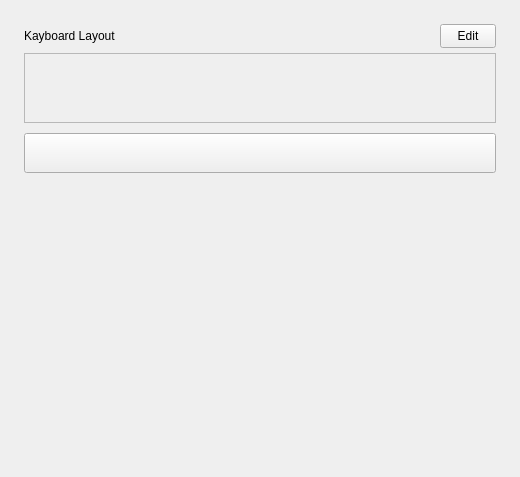
Before: the Qt Designer form src/layout-page.ui in openeuler-mirror/kiran-control-panel, drawn with Qt 5.
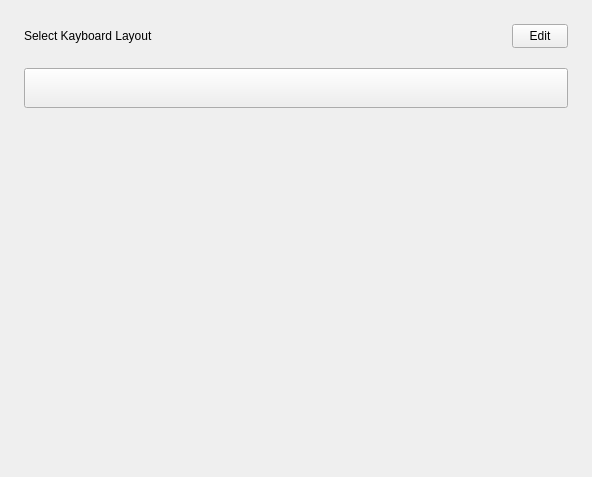
After: the same form once the commit is applied. The open tabs and pages were chosen to show the change. Custom widgets are drawn as their Qt base class.

Commit message:
fix(*):adjust search layout ui and add add and delete function in ui
- 调整搜索界面，添加添加布局和删除布局的功能

The edit to the form file:
```diff
--- a/src/layout-page.ui
+++ b/src/layout-page.ui
@@ -6,7 +6,7 @@
    <rect>
     <x>0</x>
     <y>0</y>
-    <width>520</width>
+    <width>592</width>
     <height>477</height>
    </rect>
   </property>
@@ -32,7 +32,7 @@
    <item>
     <widget class="QStackedWidget" name="stackedWidget">
      <property name="currentIndex">
-      <number>1</number>
+      <number>0</number>
      </property>
      <widget class="QWidget" name="page_layoutList">
       <layout class="QVBoxLayout" name="verticalLayout_3">
@@ -64,7 +64,7 @@
            <item>
             <widget class="QLabel" name="label">
              <property name="text">
-              <string>Kayboard Layout</string>
+              <string>Select Kayboard Layout</string>
              </property>
             </widget>
            </item>
@@ -108,40 +108,11 @@
            </item>
           </layout>
          </item>
-         <item>
-          <widget class="QScrollArea" name="scrollArea_layout">
-           <property name="sizePolicy">
-            <sizepolicy hsizetype="Expanding" vsizetype="Minimum">
-             <horstretch>0</horstretch>
-             <verstretch>0</verstretch>
-            </sizepolicy>
-           </property>
-           <property name="horizontalScrollBarPolicy">
-            <enum>Qt::ScrollBarAlwaysOff</enum>
-           </property>
-           <property name="widgetResizable">
-            <bool>true</bool>
-           </property>
-           <widget class="QWidget" name="scroll_layout_selector">
-            <property name="geometry">
-             <rect>
-              <x>0</x>
-              <y>0</y>
-              <width>468</width>
-              <height>68</height>
-             </rect>
-            </property>
-            <property name="sizePolicy">
-             <sizepolicy hsizetype="Preferred" vsizetype="Minimum">
-              <horstretch>0</horstretch>
-              <verstretch>0</verstretch>
-             </sizepolicy>
-            </property>
-           </widget>
-          </widget>
-         </item>
         </layout>
        </item>
+       <item>
+        <widget class="QWidget" name="layout_selector" native="true"/>
+       </item>
        <item>
         <widget class="QToolButton" name="btn_add">
          <property name="sizePolicy">
@@ -200,9 +171,9 @@
         <number>40</number>
        </property>
        <item>
-        <widget class="QWidget" name="widget" native="true">
+        <widget class="QWidget" name="widget_search" native="true">
          <property name="sizePolicy">
-          <sizepolicy hsizetype="Preferred" vsizetype="Expanding">
+          <sizepolicy hsizetype="Preferred" vsizetype="Preferred">
            <horstretch>0</horstretch>
            <verstretch>0</verstretch>
           </sizepolicy>
@@ -239,7 +210,7 @@
           <item>
            <widget class="LayoutList" name="widget_layout_list" native="true">
             <property name="sizePolicy">
-             <sizepolicy hsizetype="Preferred" vsizetype="Expanding">
+             <sizepolicy hsizetype="Preferred" vsizetype="Preferred">
               <horstretch>0</horstretch>
               <verstretch>0</verstretch>
              </sizepolicy>
@@ -249,6 +220,19 @@
             </property>
            </widget>
           </item>
+          <item>
+           <spacer name="verticalSpacer_2">
+            <property name="orientation">
+             <enum>Qt::Vertical</enum>
+            </property>
+            <property name="sizeHint" stdset="0">
+             <size>
+              <width>20</width>
+              <height>290</height>
+             </size>
+            </property>
+           </spacer>
+          </item>
          </layout>
         </widget>
        </item>
```
The commit also changes 7 other files.
